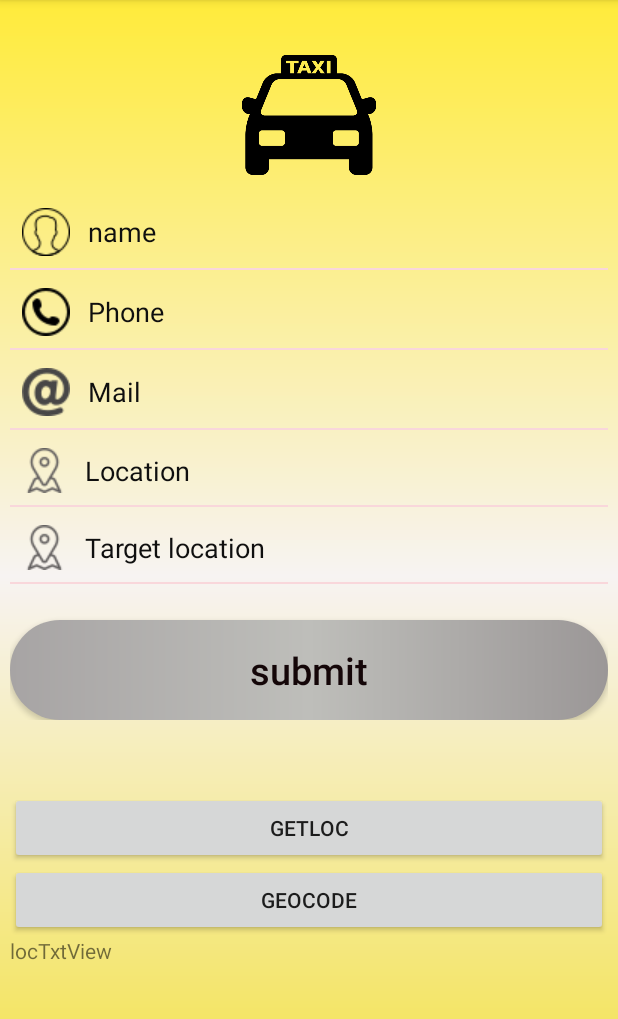
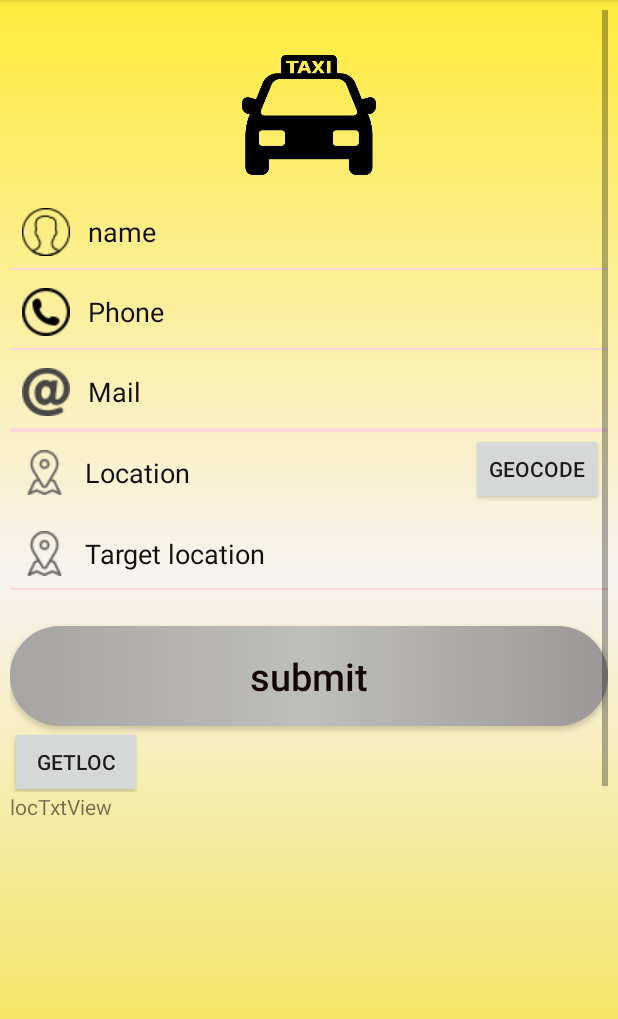
Before and after one commit to itzik99/getTaxiX, an Android app: the OrderTaxi screen opened directly, with no data from a screen before it, on a phone screen of 412 x 824 dp, the part 84-1103 px from its top. Run offline under Robolectric (Android 15) with nearby library versions, the phone set to English and light mode, and no system bars; our stand-ins replace Firebase (no records; nobody signed in at launch, a user with empty details on screens opened directly).

Commit message:
gps's
both origin and dest now sends firebase only cordinates, and the app translates them both to show user only relevant text.

```diff
--- a/app/src/main/AndroidManifest.xml
+++ b/app/src/main/AndroidManifest.xml
@@ -2,6 +2,9 @@
 <manifest xmlns:android="http://schemas.android.com/apk/res/android"
     package="example.my_app.co.gettaxix">
 
+    <uses-permission android:name="android.permission.ACCESS_COARSE_LOCATION"></uses-permission>
+    <uses-permission android:name="android.permission.INTERNET"></uses-permission>
+    <uses-permission android:name="android.permission.ACCESS_FINE_LOCATION"></uses-permission>
     <uses-feature
         android:glEsVersion="0x00020000"
         android:required="true"/>
--- a/app/src/main/res/layout/activity_ordertaxi.xml
+++ b/app/src/main/res/layout/activity_ordertaxi.xml
@@ -83,9 +83,19 @@
                 android:layout_height="1dp"
                 android:background="#f9d7db" />
 
+            <View
+                android:layout_width="match_parent"
+                android:layout_height="1dp"
+                android:background="#f9d7db" />
+
+            <LinearLayout
+                android:layout_width="match_parent"
+                android:layout_height="54dp"
+                android:orientation="horizontal">
+
                 <EditText
                     android:id="@+id/originTxtBox"
-                android:layout_width="match_parent"
+                    android:layout_width="307dp"
                     android:layout_height="wrap_content"
                     android:layout_marginTop="4dp"
                     android:background="@android:color/transparent"
@@ -98,10 +108,14 @@
                     android:padding="8dp"
                     android:textColorHint="#0F0F0F" />
 
-            <View
-                android:layout_width="match_parent"
-                android:layout_height="1dp"
-                android:background="#f9d7db" />
+                <Button
+                    android:id="@+id/geoCode"
+                    android:layout_width="wrap_content"
+                    android:layout_height="wrap_content"
+                    android:onClick="geoCodeFunc"
+                    android:text="geoCode" />
+
+            </LinearLayout>
 
             <EditText
                 android:id="@+id/destTxtBox"
@@ -137,22 +151,15 @@
                 android:textAllCaps="false"
                 android:textColor="#140608"
                 android:textSize="25sp" />
-        </LinearLayout>
-    </ScrollView>
 
             <Button
                 android:id="@+id/getLoc"
-        android:layout_width="match_parent"
+                android:layout_width="wrap_content"
                 android:layout_height="wrap_content"
-        android:text="getLoc"
-        android:onClick="getLocFunc"/>
-
-    <Button
-        android:id="@+id/geoCode"
-        android:layout_width="match_parent"
-        android:layout_height="wrap_content"
-        android:text="geoCode"
-        android:onClick="geoCodeFunc"/>
+                android:onClick="getLocFunc"
+                android:text="getLoc" />
+        </LinearLayout>
+    </ScrollView>
 
     <TextView
         android:id="@+id/locTxtView"
```
Also changed, not shown: app/src/main/java/example/my_app/co/gettaxix/controller/OrderTaxi.java (+34 -43 lines). Lines whose indentation alone changed are shown as unchanged.
